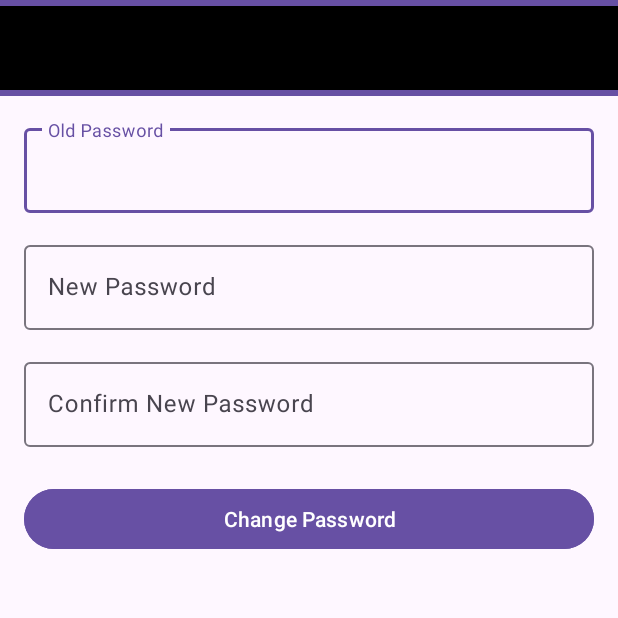
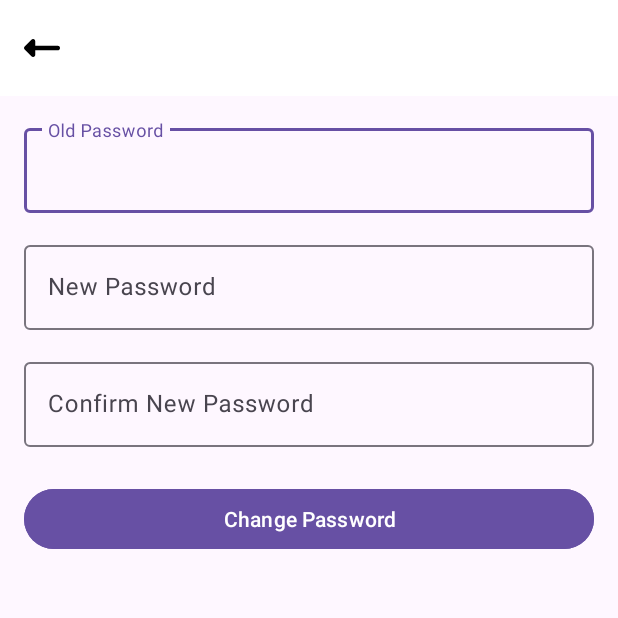
Before and after one commit to StaycationTeam/nmp_yamaha, an Android app: the ChangePasswordActivity screen opened directly, with no data from a screen before it, on a phone screen of 412 x 824 dp, the top half of it. Run offline under Robolectric (Android 15) with nearby library versions, the light colour scheme and no system bars; our stand-ins replace Volley.

Commit message:
memperbaiki bug UI

```diff
--- a/app/src/main/res/drawable/ic_back.xml
+++ b/app/src/main/res/drawable/ic_back.xml
@@ -1,17 +1,9 @@
 <vector xmlns:android="http://schemas.android.com/apk/res/android"
-    android:width="512dp"
-    android:height="512dp"
+    android:width="24dp"
+    android:height="24dp"
     android:viewportWidth="512"
     android:viewportHeight="512">
-  <group>
-    <clip-path
-        android:pathData="M0,0h512v512h-512z"/>
-    <group>
-      <clip-path
-          android:pathData="M512,0H0V512H512V0Z"/>
-      <path
-          android:pathData="M480.1,223.88C497.8,223.88 512.1,238.18 512.1,255.88C512.1,273.58 497.8,287.88 480.1,287.88H160.1V351.88C160.1,364.78 152.3,376.48 140.3,381.48C128.3,386.48 114.6,383.68 105.4,374.58L9.4,278.58C3.4,272.58 0,264.48 0,255.98C0,247.48 3.4,239.38 9.4,233.38L105.4,137.38C114.6,128.18 128.3,125.48 140.3,130.48C152.3,135.48 160.1,147.08 160.1,160.08V224.08H480.1V223.88Z"
-          android:fillColor="#000000"/>
-    </group>
-  </group>
+    <path
+        android:pathData="M480.1,223.88C497.8,223.88 512.1,238.18 512.1,255.88C512.1,273.58 497.8,287.88 480.1,287.88H160.1V351.88C160.1,364.78 152.3,376.48 140.3,381.48C128.3,386.48 114.6,383.68 105.4,374.58L9.4,278.58C3.4,272.58 0,264.48 0,255.98C0,247.48 3.4,239.38 9.4,233.38L105.4,137.38C114.6,128.18 128.3,125.48 140.3,130.48C152.3,135.48 160.1,147.08 160.1,160.08V224.08H480.1V223.88Z"
+        android:fillColor="#000000"/>
 </vector>
--- a/app/src/main/res/layout/activity_add_location.xml
+++ b/app/src/main/res/layout/activity_add_location.xml
@@ -7,16 +7,17 @@
     android:layout_height="match_parent">
 
     <!-- Toolbar -->
+
+    <!-- Scroll content -->
     <com.google.android.material.appbar.MaterialToolbar
         android:id="@+id/topAppBar"
         android:layout_width="match_parent"
         android:layout_height="?attr/actionBarSize"
-        android:background="?attr/colorPrimary"
+        android:background="@android:color/white"
         android:title="New Location"
-        android:titleTextColor="@android:color/white"
+        android:titleTextColor="@color/black"
         app:navigationIcon="@drawable/ic_back" />
 
-    <!-- Scroll content -->
     <ScrollView
         android:layout_width="match_parent"
         android:layout_height="match_parent"
@@ -94,4 +95,5 @@
 
         </LinearLayout>
     </ScrollView>
+
 </androidx.coordinatorlayout.widget.CoordinatorLayout>
--- a/app/src/main/res/layout/activity_change_password.xml
+++ b/app/src/main/res/layout/activity_change_password.xml
@@ -11,9 +11,9 @@
         android:id="@+id/topAppBar"
         android:layout_width="match_parent"
         android:layout_height="wrap_content"
-        android:background="?attr/colorPrimary"
+        android:background="@android:color/white"
         android:title="Change Password"
-        android:titleTextColor="@android:color/white"
+        android:titleTextColor="@android:color/black"
         app:navigationIcon="@drawable/ic_back" />
 
     <!-- Isi Form -->
```
